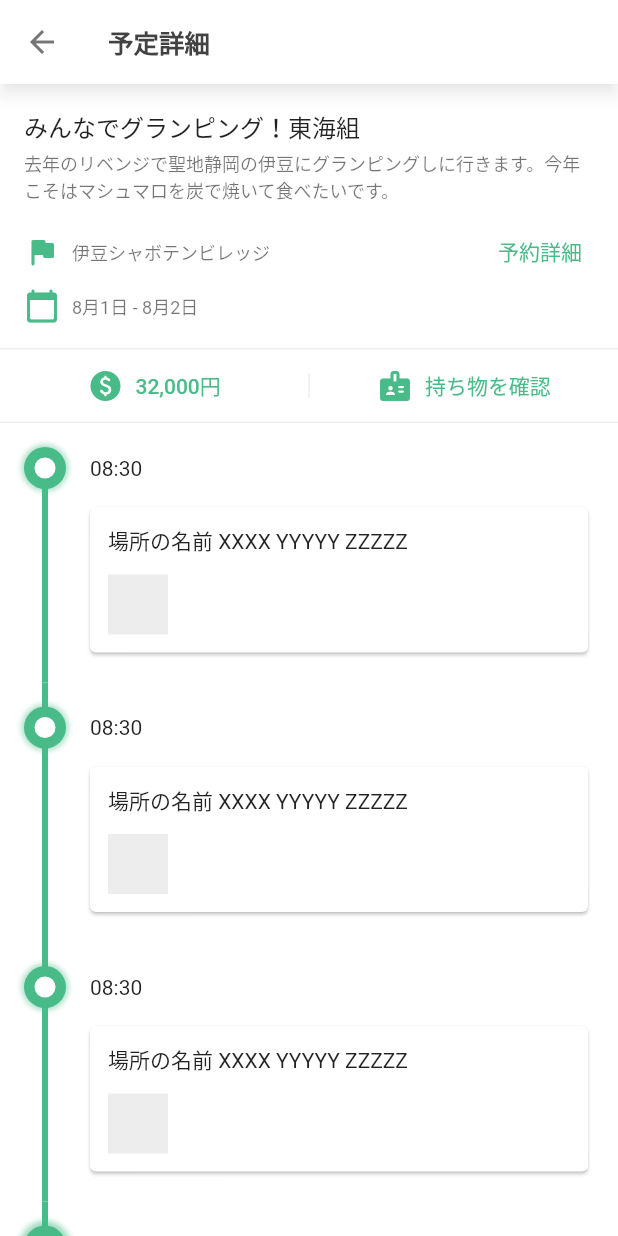
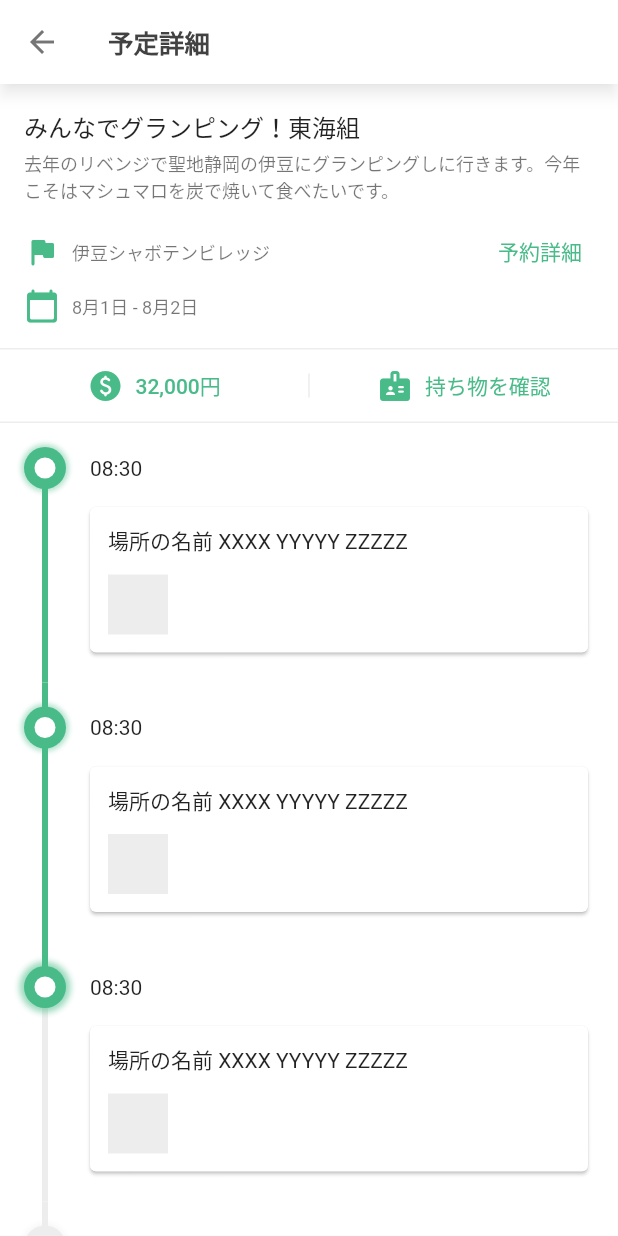
Before and after one commit to hayabusabusa/yrzy-shiori, a Flutter app: the screen it shows after launch, after a tap on "みんなでグランピング！東海出発組 🏎", on a phone screen of 412 x 824 dp. Run offline on Flutter 3.47's test engine with Material 2 defaults, Android fonts, the phone set to English and light mode, and no system bars; our stand-ins replace cloud_firestore, firebase_storage, rxdart; accounts and stored records are empty.

Commit message:
ui: add plan detail timeline end widget

```diff
--- a/lib/application/screens/plan_detail_screen.dart
+++ b/lib/application/screens/plan_detail_screen.dart
@@ -37,19 +37,22 @@ class PlanDetailScreen extends StatelessWidget {
               delegate: SliverChildBuilderDelegate(
                 (context, index) {
                   // 現在地を仮に2とする.
-                  final currentIndex = 3;
+                  final currentIndex = 2;
                   final isCurrent = index == currentIndex;
                   final isPassed = index < currentIndex;
                   final isNext = (index - 1) == currentIndex;
                   if (index == 0) {
+                    // 開始地点のセル.
                     return PlanDetailTimeline.start(isCurrent: isCurrent, isPassed: isPassed,);
                   } else if (index == 4) {
-                    return PlanDetailTimeline.end();
+                    // 帰宅地点のセル.
+                    return PlanDetailTimelineEnd(isCurrent: isCurrent,);
                   } else {
+                    // 通過途中のセル.
                     return PlanDetailTimeline(isCurrent: isCurrent, isPassed: isPassed, isNext: isNext,);
                   }
                 },
-                childCount: 4,
+                childCount: 5,
               ),
             ),
           ],
--- a/lib/application/widgets/plan_detail_timeline.dart
+++ b/lib/application/widgets/plan_detail_timeline.dart
@@ -30,19 +30,6 @@ class PlanDetailTimeline extends StatelessWidget {
     isPassed: isPassed,
     isNext: false,
     isEnd: false,
-  );
-
-  factory PlanDetailTimeline.end({
-    Key? key,
-    bool isCurrent = false,
-    bool isPassed = false,
-  }) => PlanDetailTimeline(
-    key: key,
-    isStart: false,
-    isCurrent: isCurrent,
-    isPassed: isPassed,
-    isNext: true,
-    isEnd: true,
   );
 
   Widget _buildCircle(BuildContext context) {
--- /dev/null
+++ b/lib/application/widgets/plan_detail_timeline_end.dart
@@ -0,0 +1,66 @@
+import 'package:flutter/material.dart';
+
+import 'package:shiori/application/widgets/none_pulse_circle.dart';
+
+class PlanDetailTimelineEnd extends StatelessWidget {
+  final bool isCurrent;
+
+  const PlanDetailTimelineEnd({
+    Key? key,
+    this.isCurrent = false,
+  }) : super(key: key);
+
+  Widget _buildTopLine(BuildContext context) {
+    return Positioned(
+      top: 0,
+      left: 28,
+      child: Container(
+        width: 4,
+        height: 30,
+        // 今目的地の場合は上半分のラインの色を変える.
+        color: isCurrent
+          ? Theme.of(context).primaryColor
+          : Theme.of(context).dividerColor,
+      ),
+    );
+  }
+
+  @override
+  Widget build(BuildContext context) {
+    return Stack(
+      children: [
+        // UI: Top line
+        _buildTopLine(context),
+        // UI: Contents
+        Padding(
+          padding: const EdgeInsets.all(16),
+          child: Column(
+            crossAxisAlignment: CrossAxisAlignment.stretch,
+            children: [
+              // UI: Circles
+              Row(
+                children: [
+                  // UI: Circle
+                  NonePulseCircle(
+                    size: 28,
+                    color: isCurrent
+                      ? Theme.of(context).primaryColor
+                      : Theme.of(context).dividerColor,
+                    innerColor: Colors.white,
+                  ),
+                  const SizedBox(width: 16,),
+                  // UI: Departure time
+                  Text('08:30'),
+                  const SizedBox(width: 8,),
+                  Text('帰宅'),
+                ],
+              ),
+              // UI: Spacer
+              const SizedBox(height: 28,),
+            ],
+          ),
+        ),
+      ],
+    );
+  }
+}
--- a/lib/application/widgets/widgets.dart
+++ b/lib/application/widgets/widgets.dart
@@ -1,6 +1,7 @@
 export 'brings_cell.dart';
 export 'brings_header.dart';
 export 'plan_detail_header.dart';
+export 'plan_detail_timeline_end.dart';
 export 'plan_detail_timeline.dart';
 export 'plans_cell.dart';
 export 'prices_cell.dart';
```
